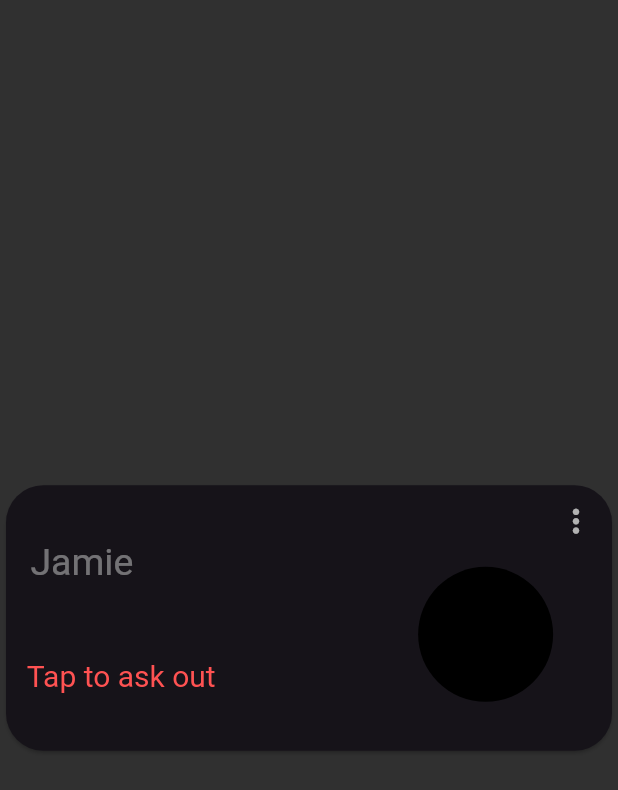
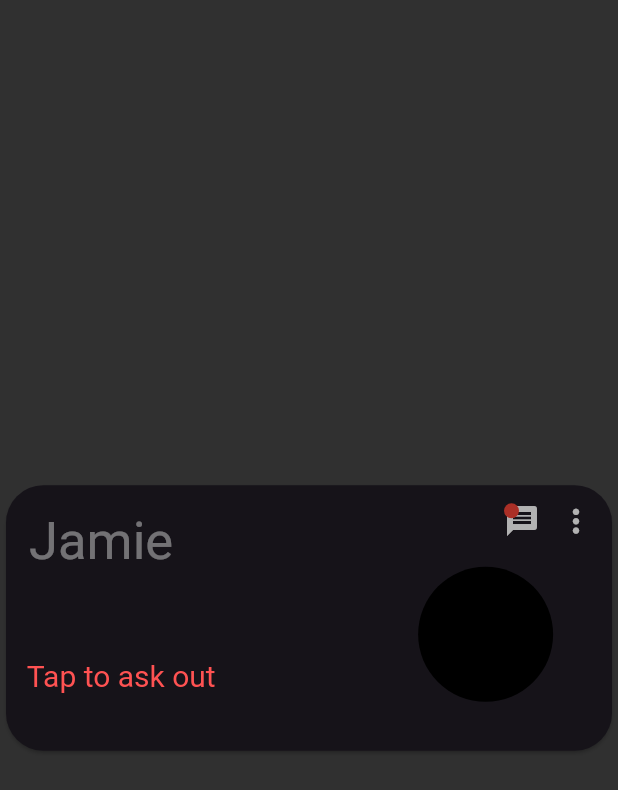
Before and after one commit to maym5/tryst_dating, a Flutter app: the screen it shows after launch, on a phone screen of 412 x 824 dp. Shown: the top 790 px of the screen. Run offline on Flutter 3.47's test engine with Material 2 defaults, Android fonts, the phone set to English and light mode, and no system bars; our stand-ins replace cloud_firestore, dio, expandable_text, firebase_auth, firebase_core, firebase_storage and 4 more; missing offline and left inert: reorderable_grid, simple_ripple_animation; accounts and stored records are empty.

Commit message:
improvements to match_card.dart

```diff
--- a/lib/widgets/match_card.dart
+++ b/lib/widgets/match_card.dart
@@ -19,14 +19,6 @@ class _MatchCardState extends State<MatchCard>
     with SingleTickerProviderStateMixin {
   late AnimationController _controller;
   late bool _beenTapped;
-  final DateFormat formatter = DateFormat('EEEE, dd MMMM, h:mm');
-
-  String? get displayDate {
-    if (widget.data.dateTime != null) {
-      return formatter.format(DateTime.parse(widget.data.dateTime.toString()));
-    }
-    return null;
-  }
 
   Widget get _circleAvatar => Align(
         alignment: const Alignment(.75, 0.25),
@@ -38,138 +30,33 @@ class _MatchCardState extends State<MatchCard>
         ),
       );
 
-  Widget get _name {
-    String nameString;
-    if (widget.data.dateType != null) {
-      nameString = widget.data.dateType! + "Date with" + widget.data.name;
-    } else {
-      nameString = widget.data.name;
-    }
-    return Text(nameString, style: kTextStyle);
-  }
-
-  Widget? get _venue => Text("at ${widget.data.venue}");
-
-  Widget get _dateTimeHeader => Row(
-        mainAxisAlignment: MainAxisAlignment.spaceBetween,
-        children: [
-          Text(displayDate ?? "", style: kTextStyle),
-        ],
-      );
-
-  Widget get _optionsBar => Align(
-        alignment: Alignment.topRight,
-        child: IconButton(
-          onPressed: () {
-            // _showBottomSheet(context);
-          },
-          icon: Icon(
-            Platform.isIOS ? Icons.more_horiz : Icons.more_vert,
-            color: Colors.white,
-            size: 25,
-          ),
-        ),
-      );
-
-  // Widget get centerIcon => widget.data.rating >= 5
-  //     ? const Icon(
-  //   Icons.favorite,
-  //   color: Colors.redAccent,
-  //   size: 50.0,
-  // )
-  //     : const Icon(
-  //   Icons.clear,
-  //   color: Colors.orange,
-  //   size: 50.0,
-  // );
-  //
-  // Widget get centerTitle => const Padding(
-  //   padding: EdgeInsets.fromLTRB(10, 0, 10, 0),
-  //   child: Text(
-  //     'Your Rating:',
-  //     style: TextStyle(
-  //       color: Colors.white,
-  //       fontFamily: 'Raleway',
-  //       fontWeight: FontWeight.w400,
-  //       fontSize: 18,
-  //     ),
-  //   ),
-  // );
-  //
-  // Widget get centerText => Text(
-  //   widget.data.rating.toStringAsFixed(1),
-  //   style: const TextStyle(
-  //     color: Colors.white,
-  //     fontFamily: 'Raleway', // get techno font here
-  //     fontWeight: FontWeight.bold,
-  //     fontSize: 20,
-  //   ),
-  // );
-  //
-  // Widget get _rating => CircularPercentIndicator(
-  //   circularStrokeCap: CircularStrokeCap.butt,
-  //   radius: 50,
-  //   percent: widget.data.rating / 10,
-  //   progressColor:
-  //   widget.data.rating >= 5 ? Colors.green : Colors.redAccent,
-  //   lineWidth: 10.0,
-  //   reverse: true,
-  //   backgroundColor: Colors.transparent,
-  //   center: Column(
-  //     children: [
-  //       centerTitle,
-  //       centerText,
-  //       centerIcon
-  //     ],
-  //   ),
-  // );
-
   Widget get UI {
     if (widget.data.dateTime == null) {
       // standard layout
       return Stack(
         children: <Widget>[
           Align(
-            alignment: const Alignment(-0.9, -0.5),
-            child: Row(
-              mainAxisSize: MainAxisSize.min,
-              children: [
-                _name,
-                const SizedBox(width: 10),
-              ],
-            ),
+            child: MatchName(
+                name: widget.data.name, dateType: widget.data.dateType),
+            alignment: const Alignment(-.9, -0.75),
           ),
-          _optionsBar,
+          const DateOptionsBar(hasUnreadMessages: true),
           _circleAvatar,
-          Container(
-              alignment: const Alignment(-0.9, 0.5),
-              decoration: BoxDecoration(
-                  color: !_beenTapped
-                      ? kDarkTransparent.withOpacity(0.3)
-                      : Colors.transparent,
-                  borderRadius: BorderRadius.circular(25)),
-              child: !_beenTapped
-                  ? Text(
-                      "Tap to ask out",
-                      style: kTextStyle.copyWith(
-                          color: Colors.redAccent, fontSize: 20),
-                    )
-                  : null),
+          MatchCardOverlay(activeDate: _beenTapped)
         ],
       );
     } else {
       // data layout
       return Stack(
         children: <Widget>[
+          const DateOptionsBar(hasUnreadMessages: false),
+          _circleAvatar,
           Column(
             crossAxisAlignment: CrossAxisAlignment.start,
             children: <Widget>[
-              _dateTimeHeader,
-              _optionsBar,
-              Row(
-                children: [_name, _venue!],
-              ),
-              _circleAvatar
+              MatchName(name: widget.data.name, dateType: widget.data.dateType),
+              DateInfo(
+                  venue: widget.data.venue!, dateTime: widget.data.dateTime!),
             ],
           ),
           // Container(color: _beenTapped ? Colors.grey : Colors.transparent)
@@ -235,3 +122,128 @@ class MatchCardData {
   final DateTime? dateTime;
   final String? dateType;
 }
+
+class MatchName extends StatelessWidget {
+  const MatchName({Key? key, required this.name, this.dateType})
+      : super(key: key);
+  final String name;
+  final String? dateType;
+
+  Widget get _name {
+    String? displayedName;
+    if (dateType != null) {
+      displayedName = "$dateType Date with $name";
+    }
+    return Text(displayedName ?? name,
+        style: kTextStyle.copyWith(fontSize: 35));
+  }
+
+  @override
+  Widget build(BuildContext context) {
+    return FittedBox(child: _name);
+  }
+}
+
+class DateInfo extends StatelessWidget {
+  DateInfo({Key? key, required this.venue, required this.dateTime})
+      : super(key: key);
+  final String venue;
+  final DateTime dateTime;
+  final DateFormat formatter = DateFormat('EEEE, dd MMMM, h:mm');
+
+  String? get displayDate {
+    return formatter.format(DateTime.parse(dateTime.toString()));
+  }
+
+  Widget get _dateDescription {
+    return Align(
+      alignment: const Alignment(-0.9, -0.5),
+      child: Column(
+        mainAxisSize: MainAxisSize.min,
+        children: <Widget>[
+          Text("at $venue"),
+          const SizedBox(height: 10),
+          Text("on $displayDate")
+        ],
+      ),
+    );
+  }
+
+  @override
+  Widget build(BuildContext context) {
+    return _dateDescription;
+  }
+}
+
+class DateOptionsBar extends StatelessWidget {
+  const DateOptionsBar({Key? key, required this.hasUnreadMessages})
+      : super(key: key);
+  final bool hasUnreadMessages;
+
+  void _onMessageTap() {}
+
+  void _onDetailsTap() {}
+
+  Widget get _messageButton {
+    return GestureDetector(
+      onTap: _onMessageTap,
+      child: Stack(
+        children: [
+          const Icon(Icons.message, color: Colors.white),
+          hasUnreadMessages
+              ? Container(
+                  height: 10,
+                  width: 10,
+                  decoration: const BoxDecoration(
+                      shape: BoxShape.circle, color: Colors.red),
+                )
+              : Container()
+        ],
+      ),
+    );
+  }
+
+  Widget get _detailsButton => IconButton(
+        onPressed: _onDetailsTap,
+        icon: Icon(
+          Platform.isIOS ? Icons.more_horiz : Icons.more_vert,
+          color: Colors.white,
+          size: 25,
+        ),
+      );
+
+  @override
+  Widget build(BuildContext context) {
+    return Align(
+      alignment: Alignment.topRight,
+      child: Row(
+        mainAxisSize: MainAxisSize.min,
+        children: <Widget>[_messageButton, _detailsButton],
+      ),
+    );
+  }
+}
+
+class MatchCardOverlay extends StatelessWidget {
+  const MatchCardOverlay({Key? key, required this.activeDate})
+      : super(key: key);
+  final bool activeDate;
+
+  @override
+  Widget build(BuildContext context) {
+    return Container(
+        alignment: const Alignment(-0.9, 0.5),
+        decoration: BoxDecoration(
+            color: !activeDate
+                ? kDarkTransparent.withOpacity(0.3)
+                : Colors.transparent,
+            borderRadius: BorderRadius.circular(25)),
+        child: !activeDate
+            ? Text(
+                "Tap to ask out",
+                style:
+                    kTextStyle.copyWith(color: Colors.redAccent, fontSize: 20),
+              )
+            : null);
+  }
+}
```
